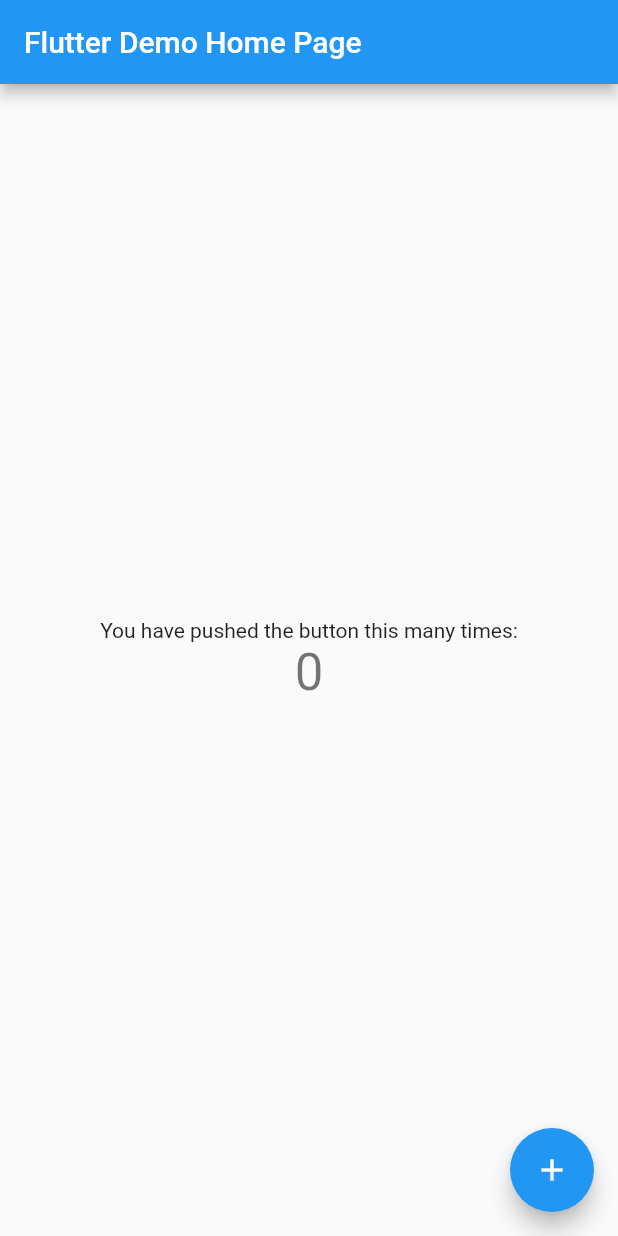
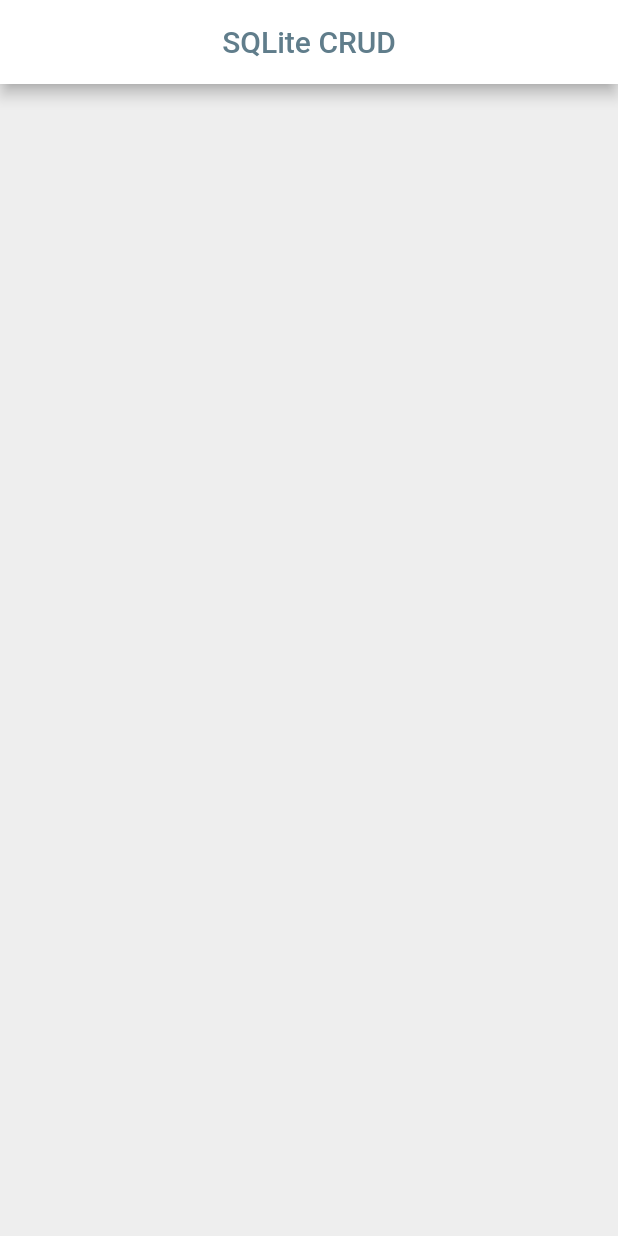
Before and after one commit to aabidchauhan/sqlite-crud, a Flutter app: the screen it shows after launch, on a phone screen of 412 x 824 dp. Run offline on Flutter 3.47's test engine with Material 2 defaults, Android fonts, the phone set to English and light mode, and no system bars.

Commit message:
Changed Appbar color

```diff
--- a/lib/main.dart
+++ b/lib/main.dart
@@ -1,5 +1,6 @@
 import 'package:flutter/material.dart';
 
+const yellowColor = Color(0xff486579);
 void main() {
   runApp(MyApp());
 }
@@ -9,39 +10,18 @@ class MyApp extends StatelessWidget {
   @override
   Widget build(BuildContext context) {
     return MaterialApp(
-      title: 'Flutter Demo',
+      title: 'SQLite CRUD',
       theme: ThemeData(
-        // This is the theme of your application.
-        //
-        // Try running your application with "flutter run". You'll see the
-        // application has a blue toolbar. Then, without quitting the app, try
-        // changing the primarySwatch below to Colors.green and then invoke
-        // "hot reload" (press "r" in the console where you ran "flutter run",
-        // or simply save your changes to "hot reload" in a Flutter IDE).
-        // Notice that the counter didn't reset back to zero; the application
-        // is not restarted.
-        primarySwatch: Colors.blue,
-        // This makes the visual density adapt to the platform that you run
-        // the app on. For desktop platforms, the controls will be smaller and
-        // closer together (more dense) than on mobile platforms.
+        primaryColor: yellowColor,
         visualDensity: VisualDensity.adaptivePlatformDensity,
       ),
-      home: MyHomePage(title: 'Flutter Demo Home Page'),
+      home: MyHomePage(title: 'SQLite CRUD'),
     );
   }
 }
 
 class MyHomePage extends StatefulWidget {
   MyHomePage({Key key, this.title}) : super(key: key);
-
-  // This widget is the home page of your application. It is stateful, meaning
-  // that it has a State object (defined below) that contains fields that affect
-  // how it looks.
-
-  // This class is the configuration for the state. It holds the values (in this
-  // case the title) provided by the parent (in this case the App widget) and
-  // used by the build method of the State. Fields in a Widget subclass are
-  // always marked "final".
 
   final String title;
 
@@ -54,64 +34,28 @@ class _MyHomePageState extends State<MyHomePage> {
 
   void _incrementCounter() {
     setState(() {
-      // This call to setState tells the Flutter framework that something has
-      // changed in this State, which causes it to rerun the build method below
-      // so that the display can reflect the updated values. If we changed
-      // _counter without calling setState(), then the build method would not be
-      // called again, and so nothing would appear to happen.
       _counter++;
     });
   }
 
   @override
   Widget build(BuildContext context) {
-    // This method is rerun every time setState is called, for instance as done
-    // by the _incrementCounter method above.
-    //
-    // The Flutter framework has been optimized to make rerunning build methods
-    // fast, so that you can just rebuild anything that needs updating rather
-    // than having to individually change instances of widgets.
     return Scaffold(
+      backgroundColor: Colors.grey[200],
       appBar: AppBar(
-        // Here we take the value from the MyHomePage object that was created by
-        // the App.build method, and use it to set our appbar title.
-        title: Text(widget.title),
+        backgroundColor: Colors.white,
+        title: Center(
+            child: Text(
+          widget.title,
+          style: TextStyle(color: Colors.blueGrey),
+        )),
       ),
       body: Center(
-        // Center is a layout widget. It takes a single child and positions it
-        // in the middle of the parent.
         child: Column(
-          // Column is also a layout widget. It takes a list of children and
-          // arranges them vertically. By default, it sizes itself to fit its
-          // children horizontally, and tries to be as tall as its parent.
-          //
-          // Invoke "debug painting" (press "p" in the console, choose the
-          // "Toggle Debug Paint" action from the Flutter Inspector in Android
-          // Studio, or the "Toggle Debug Paint" command in Visual Studio Code)
-          // to see the wireframe for each widget.
-          //
-          // Column has various properties to control how it sizes itself and
-          // how it positions its children. Here we use mainAxisAlignment to
-          // center the children vertically; the main axis here is the vertical
-          // axis because Columns are vertical (the cross axis would be
-          // horizontal).
           mainAxisAlignment: MainAxisAlignment.center,
-          children: <Widget>[
-            Text(
-              'You have pushed the button this many times:',
-            ),
-            Text(
-              '$_counter',
-              style: Theme.of(context).textTheme.headline4,
-            ),
-          ],
+          children: <Widget>[],
         ),
       ),
-      floatingActionButton: FloatingActionButton(
-        onPressed: _incrementCounter,
-        tooltip: 'Increment',
-        child: Icon(Icons.add),
-      ), // This trailing comma makes auto-formatting nicer for build methods.
     );
   }
 }
--- a/lib/models/contact.dart
+++ b/lib/models/contact.dart
@@ -1,6 +1,5 @@
 class Contact {
-
-  Contact({this.id,this.name,this.mobile})
+  Contact({this.id, this.name, this.mobile});
 
   int id;
   String name;
```
Also changed, not shown: 1 other file.
